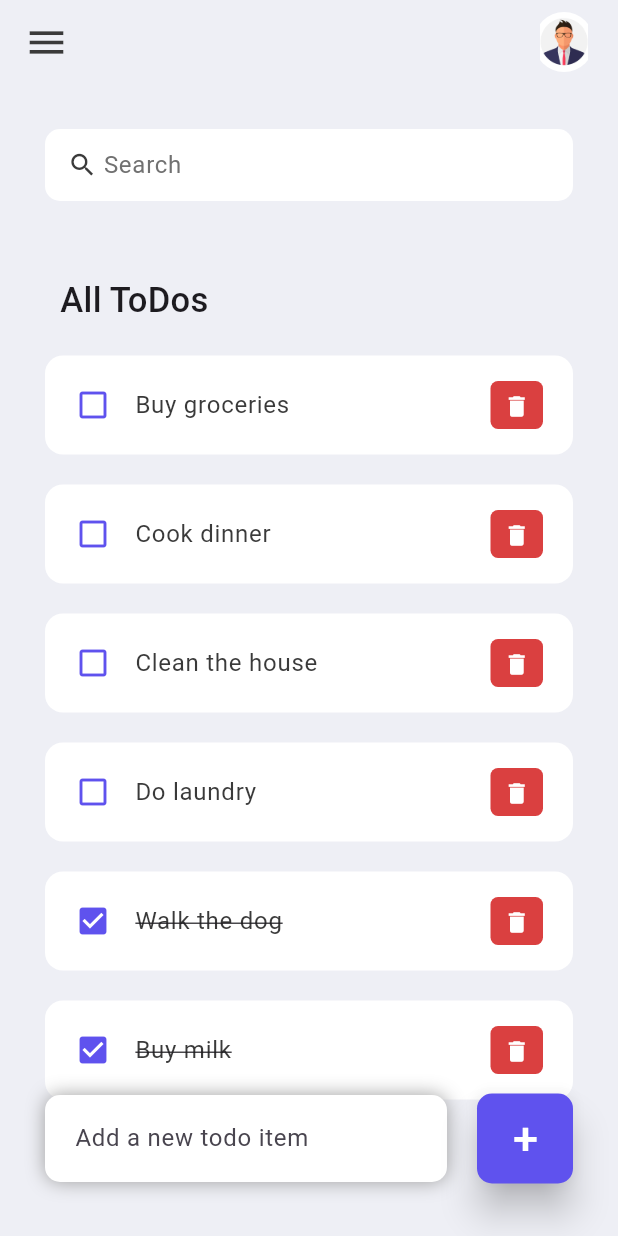
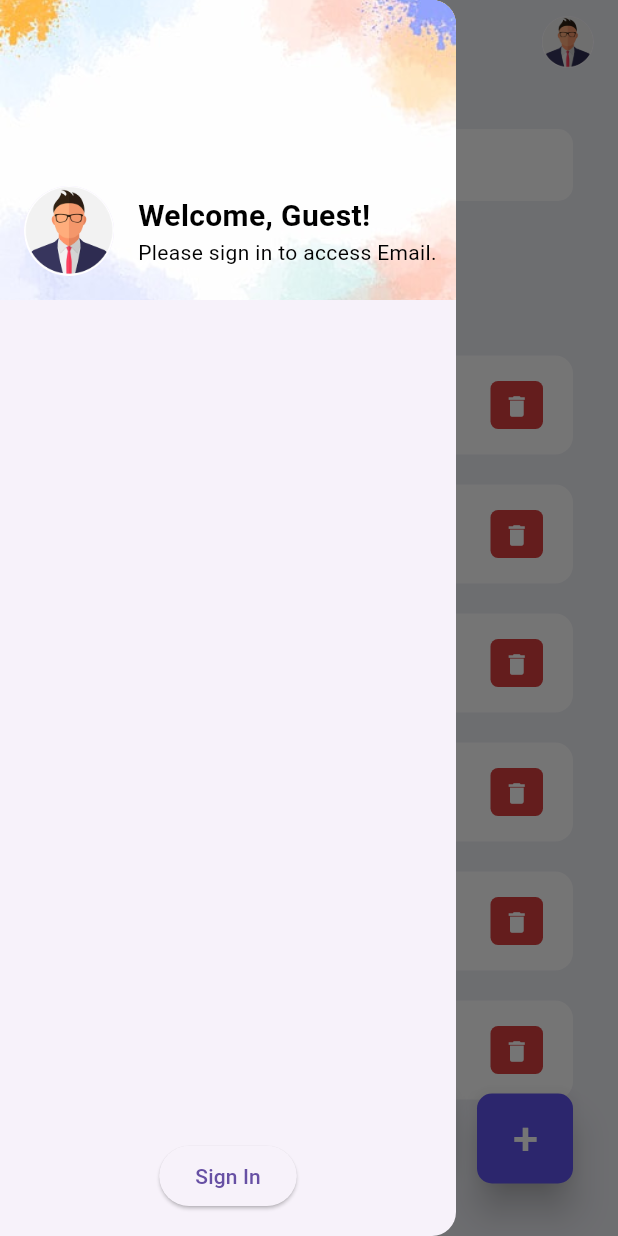
Before and after one commit to pavannaik321/actionplanner, a Flutter app: the screen it shows after launch, with the side drawer open (before the commit the screen has no drawer), on a phone screen of 412 x 824 dp. Run offline on Flutter 3.47's test engine with Material 3 defaults, Android fonts, the phone set to English and light mode, and no system bars; our stand-ins replace firebase_core; accounts and stored records are empty.

Commit message:
added Navigation button

```diff
--- /dev/null
+++ b/lib/screens/Navbar.dart
@@ -0,0 +1,107 @@
+import 'package:flutter/material.dart';
+
+class Navbar extends StatefulWidget {
+  const Navbar({super.key});
+
+  @override
+  State<Navbar> createState() => _NavbarState();
+}
+
+class _NavbarState extends State<Navbar> {
+  bool isSignedIn = false; // Track sign-in state
+
+  @override
+  Widget build(BuildContext context) {
+    return Drawer(
+      child: Column(
+        children: [
+          // Background image
+          Container(
+            height: 200,
+            width: double.infinity,
+            decoration: BoxDecoration(
+              image: DecorationImage(
+                image: AssetImage(
+                    'assets/images/background_image.jpeg'), // Background image
+                fit: BoxFit.cover,
+              ),
+            ),
+            child: Stack(
+              children: [
+                Positioned(
+                  bottom: 16,
+                  left: 16,
+                  child: Row(
+                    children: [
+                      // Profile picture
+                      CircleAvatar(
+                        radius: 30,
+                        backgroundImage: AssetImage('assets/images/avatar.jpg'),
+                      ),
+                      SizedBox(width: 16),
+                      // Profile name and other text
+                      if (isSignedIn)
+                        Column(
+                          crossAxisAlignment: CrossAxisAlignment.start,
+                          children: [
+                            Text(
+                              'Your Name',
+                              style: TextStyle(
+                                color: const Color.fromARGB(255, 0, 0, 0),
+                                fontSize: 20,
+                                fontWeight: FontWeight.bold,
+                              ),
+                            ),
+                            Text(
+                              'Your email',
+                              style: TextStyle(
+                                color: const Color.fromARGB(255, 0, 0, 0),
+                              ),
+                            ),
+                          ],
+                        )
+                      else
+                        Column(
+                          crossAxisAlignment: CrossAxisAlignment.start,
+                          children: [
+                            Text(
+                              'Welcome, Guest!',
+                              style: TextStyle(
+                                color: const Color.fromARGB(255, 0, 0, 0),
+                                fontSize: 20,
+                                fontWeight: FontWeight.bold,
+                              ),
+                            ),
+                            Text(
+                              'Please sign in to access Email.',
+                              style: TextStyle(
+                                color: const Color.fromARGB(255, 0, 0, 0),
+                              ),
+                            ),
+                          ],
+                        ),
+                    ],
+                  ),
+                ),
+              ],
+            ),
+          ),
+          // Spacer to push the sign-in/sign-out button to the bottom
+          Spacer(),
+          // Sign-in / Sign-out button
+          Padding(
+            padding: const EdgeInsets.all(16.0),
+            child: ElevatedButton(
+              onPressed: () {
+                setState(() {
+                  isSignedIn = !isSignedIn; // Toggle sign-in state
+                });
+              },
+              child: Text(isSignedIn ? 'Sign Out' : 'Sign In'),
+            ),
+          ),
+        ],
+      ),
+    );
+  }
+}
--- a/lib/screens/home.dart
+++ b/lib/screens/home.dart
@@ -1,5 +1,6 @@
 import 'package:action_planner/constants/colors.dart';
 import 'package:action_planner/model/todo.dart';
+import 'package:action_planner/screens/Navbar.dart';
 import 'package:action_planner/widgets/todo_item.dart';
 import 'package:flutter/material.dart';
 
@@ -69,6 +70,7 @@ class _HomeState extends State<Home> {
   Widget build(BuildContext context) {
     return Scaffold(
       backgroundColor: tdBGColor,
+      drawer: Navbar(),
       appBar: _buildAppBar(),
       body: Container(
         padding: const EdgeInsets.symmetric(horizontal: 10, vertical: 15),
@@ -177,24 +179,24 @@ class _HomeState extends State<Home> {
     return AppBar(
       backgroundColor: tdBGColor,
       elevation: 0,
-        title: Row(
-          mainAxisAlignment: MainAxisAlignment.spaceBetween,
-          children: [
-            const Icon(
-              Icons.menu,
-              color: tdBlack,
-              size: 30,
-            ),
+      title: Text('Action Planner'), // Add your title here
+      actions: [
         Container(
-              height: 40,
-              width: 40,
+          height: 35,
+          width: 35,
           child: ClipRRect(
             borderRadius: BorderRadius.circular(30),
-                child: Image.asset('assets/images/avatar.jpg'),
+            child: CircleAvatar(
+              radius: 30,
+              backgroundImage: AssetImage('assets/images/avatar.jpg'),
             ),
-            )
+          ),
+        ),
+        SizedBox(
+            width:
+                16), // Optional: Add some space between the container and the edge
       ],
-        ));
+    );
   }
 
   // Helper method to add a new ToDo item
```
Also changed, not shown: assets/images/background_image.jpeg (added). Lines whose indentation alone changed are shown as unchanged.
